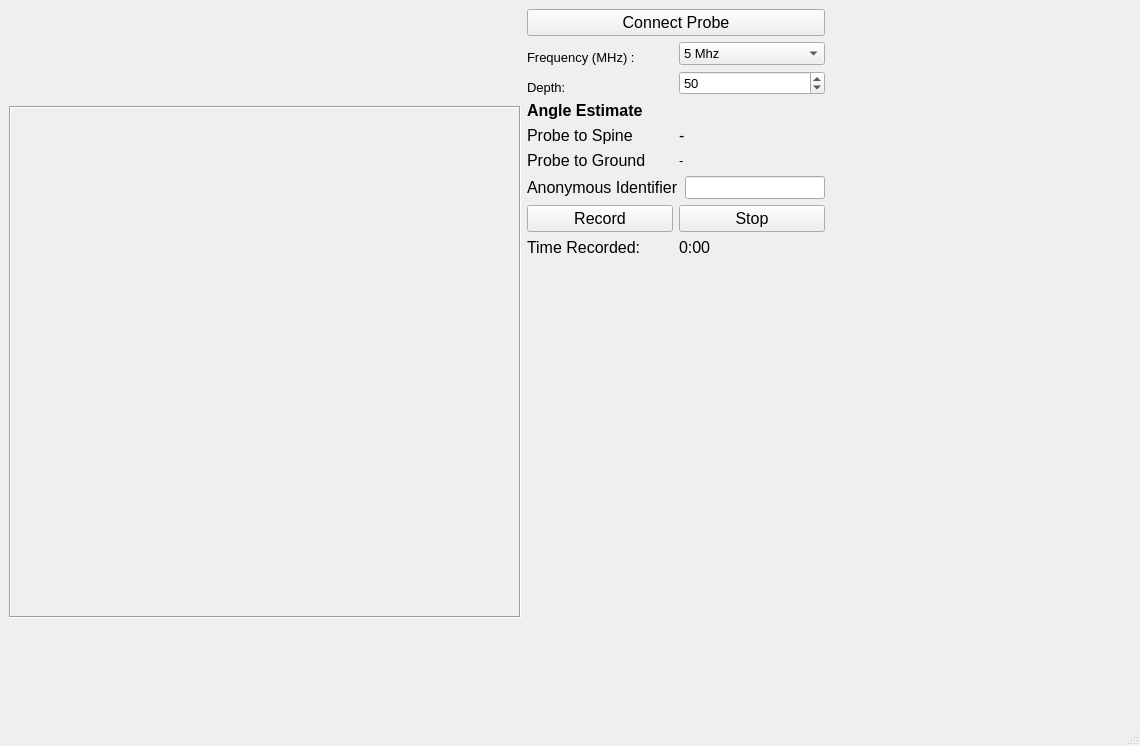
First picture: the form in Scoliosis.ui, repository KitwareMedical/UltrasoundScoliosis, before the edit.
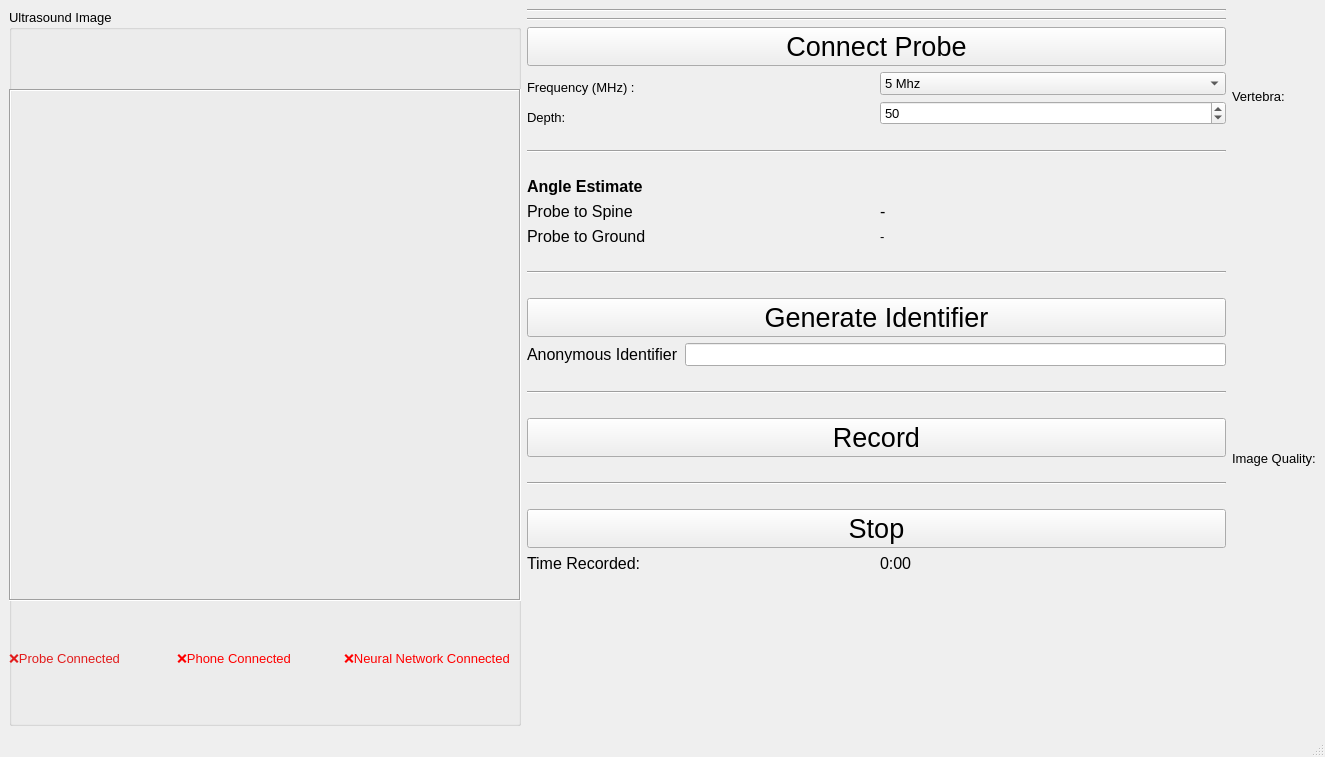
Second picture: the form after the edit. Icons and pictures are not drawn.

```diff
--- a/Scoliosis.ui
+++ b/Scoliosis.ui
@@ -6,8 +6,8 @@
    <rect>
     <x>0</x>
     <y>0</y>
-    <width>1140</width>
-    <height>746</height>
+    <width>1325</width>
+    <height>757</height>
    </rect>
   </property>
   <property name="font">
@@ -20,13 +20,154 @@
   </property>
   <widget class="QWidget" name="centralwidget">
    <layout class="QGridLayout" name="gridLayout_4">
+    <item row="0" column="3">
+     <layout class="QVBoxLayout" name="verticalLayout">
+      <property name="leftMargin">
+       <number>0</number>
+      </property>
+      <item>
+       <widget class="QLabel" name="label_8">
+        <property name="text">
+         <string>Vertebra:</string>
+        </property>
+       </widget>
+      </item>
+      <item>
+       <widget class="QLabel" name="rotating_vertebra">
+        <property name="text">
+         <string/>
+        </property>
+        <property name="pixmap">
+         <pixmap>vertebra-lumbalis-posterior-view.png</pixmap>
+        </property>
+        <property name="scaledContents">
+         <bool>true</bool>
+        </property>
+       </widget>
+      </item>
+      <item>
+       <widget class="QLabel" name="label_9">
+        <property name="text">
+         <string>Image Quality:</string>
+        </property>
+       </widget>
+      </item>
+      <item>
+       <widget class="QLabel" name="quality_bar">
+        <property name="text">
+         <string/>
+        </property>
+       </widget>
+      </item>
+     </layout>
+    </item>
+    <item row="0" column="0">
+     <widget class="QGroupBox" name="groupBox">
+      <property name="minimumSize">
+       <size>
+        <width>512</width>
+        <height>0</height>
+       </size>
+      </property>
+      <property name="title">
+       <string>Ultrasound Image</string>
+      </property>
+      <widget class="QLabel" name="label_BModeImage">
+       <property name="geometry">
+        <rect>
+         <x>0</x>
+         <y>80</y>
+         <width>512</width>
+         <height>512</height>
+        </rect>
+       </property>
+       <property name="minimumSize">
+        <size>
+         <width>512</width>
+         <height>512</height>
+        </size>
+       </property>
+       <property name="maximumSize">
+        <size>
+         <width>512</width>
+         <height>512</height>
+        </size>
+       </property>
+       <property name="frameShape">
+        <enum>QFrame::Box</enum>
+       </property>
+       <property name="frameShadow">
+        <enum>QFrame::Sunken</enum>
+       </property>
+       <property name="text">
+        <string notr="true"/>
+       </property>
+       <property name="textFormat">
+        <enum>Qt::AutoText</enum>
+       </property>
+      </widget>
+      <widget class="QWidget" name="horizontalLayoutWidget">
+       <property name="geometry">
+        <rect>
+         <x>0</x>
+         <y>610</y>
+         <width>501</width>
+         <height>80</height>
+        </rect>
+       </property>
+       <layout class="QHBoxLayout" name="horizontalLayout">
+        <item>
+         <widget class="QLabel" name="label_5">
+          <property name="text">
+           <string>&lt;html&gt;&lt;head/&gt;&lt;body&gt;&lt;p&gt;&lt;span style=&quot; color:#e21c1c;&quot;&gt;❌Probe Connected&lt;/span&gt;&lt;/p&gt;&lt;/body&gt;&lt;/html&gt;</string>
+          </property>
+         </widget>
+        </item>
+        <item>
+         <widget class="QLabel" name="label_10">
+          <property name="text">
+           <string>&lt;html&gt;&lt;head/&gt;&lt;body&gt;&lt;p&gt;&lt;span style=&quot; color:#ff0000;&quot;&gt;❌Phone Connected&lt;/span&gt;&lt;/p&gt;&lt;/body&gt;&lt;/html&gt;</string>
+          </property>
+         </widget>
+        </item>
+        <item>
+         <widget class="QLabel" name="label_11">
+          <property name="text">
+           <string>&lt;html&gt;&lt;head/&gt;&lt;body&gt;&lt;p&gt;&lt;span style=&quot; color:#ff0000;&quot;&gt;❌Neural Network Connected&lt;/span&gt;&lt;/p&gt;&lt;/body&gt;&lt;/html&gt;</string>
+          </property>
+         </widget>
+        </item>
+       </layout>
+      </widget>
+     </widget>
+    </item>
     <item row="0" column="1">
      <layout class="QVBoxLayout" name="verticalLayout_3">
+      <item>
+       <widget class="Line" name="line_3">
+        <property name="orientation">
+         <enum>Qt::Horizontal</enum>
+        </property>
+       </widget>
+      </item>
+      <item>
+       <widget class="Line" name="line_6">
+        <property name="minimumSize">
+         <size>
+          <width>20</width>
+          <height>0</height>
+         </size>
+        </property>
+        <property name="orientation">
+         <enum>Qt::Horizontal</enum>
+        </property>
+       </widget>
+      </item>
       <item>
        <widget class="QPushButton" name="pushButton_ConnectProbe">
         <property name="font">
          <font>
-          <pointsize>12</pointsize>
+          <pointsize>20</pointsize>
          </font>
         </property>
         <property name="text">
@@ -118,6 +259,19 @@
         </item>
        </layout>
       </item>
+      <item>
+       <widget class="Line" name="line">
+        <property name="minimumSize">
+         <size>
+          <width>0</width>
+          <height>40</height>
+         </size>
+        </property>
+        <property name="orientation">
+         <enum>Qt::Horizontal</enum>
+        </property>
+       </widget>
+      </item>
       <item>
        <widget class="QLabel" name="label">
         <property name="font">
@@ -183,6 +337,31 @@
         </item>
        </layout>
       </item>
+      <item>
+       <widget class="Line" name="line_2">
+        <property name="minimumSize">
+         <size>
+          <width>0</width>
+          <height>40</height>
+         </size>
+        </property>
+        <property name="orientation">
+         <enum>Qt::Horizontal</enum>
+        </property>
+       </widget>
+      </item>
+      <item>
+       <widget class="QPushButton" name="pushButton_3">
+        <property name="font">
+         <font>
+          <pointsize>20</pointsize>
+         </font>
+        </property>
+        <property name="text">
+         <string>Generate Identifier</string>
+        </property>
+       </widget>
+      </item>
       <item>
        <layout class="QGridLayout" name="gridLayout_5">
         <item row="1" column="0">
@@ -202,33 +381,59 @@
         </item>
        </layout>
       </item>
+      <item>
+       <widget class="Line" name="line_5">
+        <property name="minimumSize">
+         <size>
+          <width>0</width>
+          <height>40</height>
+         </size>
+        </property>
+        <property name="orientation">
+         <enum>Qt::Horizontal</enum>
+        </property>
+       </widget>
+      </item>
+      <item>
+       <widget class="QPushButton" name="pushButton">
+        <property name="font">
+         <font>
+          <pointsize>20</pointsize>
+         </font>
+        </property>
+        <property name="text">
+         <string>Record</string>
+        </property>
+       </widget>
+      </item>
+      <item>
+       <widget class="Line" name="line_4">
+        <property name="minimumSize">
+         <size>
+          <width>0</width>
+          <height>40</height>
+         </size>
+        </property>
+        <property name="orientation">
+         <enum>Qt::Horizontal</enum>
+        </property>
+       </widget>
+      </item>
+      <item>
+       <widget class="QPushButton" name="pushButton_2">
+        <property name="font">
+         <font>
+          <pointsize>20</pointsize>
+         </font>
+        </property>
+        <property name="text">
+         <string>Stop</string>
+        </property>
+       </widget>
+      </item>
       <item>
        <layout class="QGridLayout" name="gridLayout_3">
-        <item row="0" column="1">
-         <widget class="QPushButton" name="pushButton_2">
-          <property name="font">
-           <font>
-            <pointsize>12</pointsize>
-           </font>
-          </property>
-          <property name="text">
-           <string>Stop</string>
-          </property>
-         </widget>
-        </item>
-        <item row="0" column="0">
-         <widget class="QPushButton" name="pushButton">
-          <property name="font">
-           <font>
-            <pointsize>12</pointsize>
-           </font>
-          </property>
-          <property name="text">
-           <string>Record</string>
-          </property>
-         </widget>
-        </item>
-        <item row="1" column="0">
+        <item row="3" column="0">
          <widget class="QLabel" name="label_6">
           <property name="font">
            <font>
@@ -240,7 +445,7 @@
           </property>
          </widget>
         </item>
-        <item row="1" column="1">
+        <item row="3" column="1">
          <widget class="QLabel" name="label_7">
           <property name="font">
            <font>
@@ -272,61 +477,6 @@
       </item>
      </layout>
     </item>
-    <item row="0" column="5" colspan="2">
-     <layout class="QVBoxLayout" name="verticalLayout">
-      <property name="sizeConstraint">
-       <enum>QLayout::SetMinimumSize</enum>
-      </property>
-      <item>
-       <widget class="QLabel" name="confidence_bar">
-        <property name="minimumSize">
-         <size>
-          <width>300</width>
-          <height>0</height>
-         </size>
-        </property>
-        <property name="text">
-         <string/>
-        </property>
-       </widget>
-      </item>
-      <item>
-       <widget class="QLabel" name="label_5">
-        <property name="text">
-         <string/>
-        </property>
-       </widget>
-      </item>
-     </layout>
-    </item>
-    <item row="0" column="0">
-     <widget class="QLabel" name="label_BModeImage">
-      <property name="minimumSize">
-       <size>
-        <width>512</width>
-        <height>512</height>
-       </size>
-      </property>
-      <property name="maximumSize">
-       <size>
-        <width>512</width>
-        <height>512</height>
-       </size>
-      </property>
-      <property name="frameShape">
-       <enum>QFrame::Box</enum>
-      </property>
-      <property name="frameShadow">
-       <enum>QFrame::Sunken</enum>
-      </property>
-      <property name="text">
-       <string notr="true"/>
-      </property>
-      <property name="textFormat">
-       <enum>Qt::AutoText</enum>
-      </property>
-     </widget>
-    </item>
    </layout>
   </widget>
   <widget class="QMenuBar" name="menubar">
```
Left out of the diff: 2 changed lines with no effect on the pictures.
